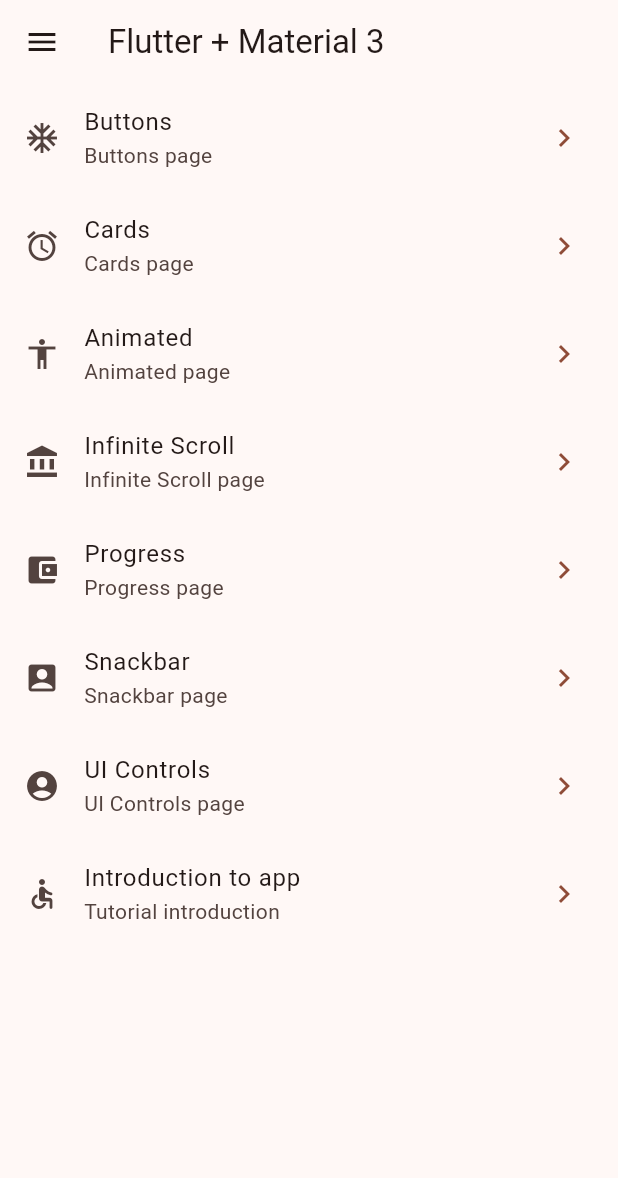
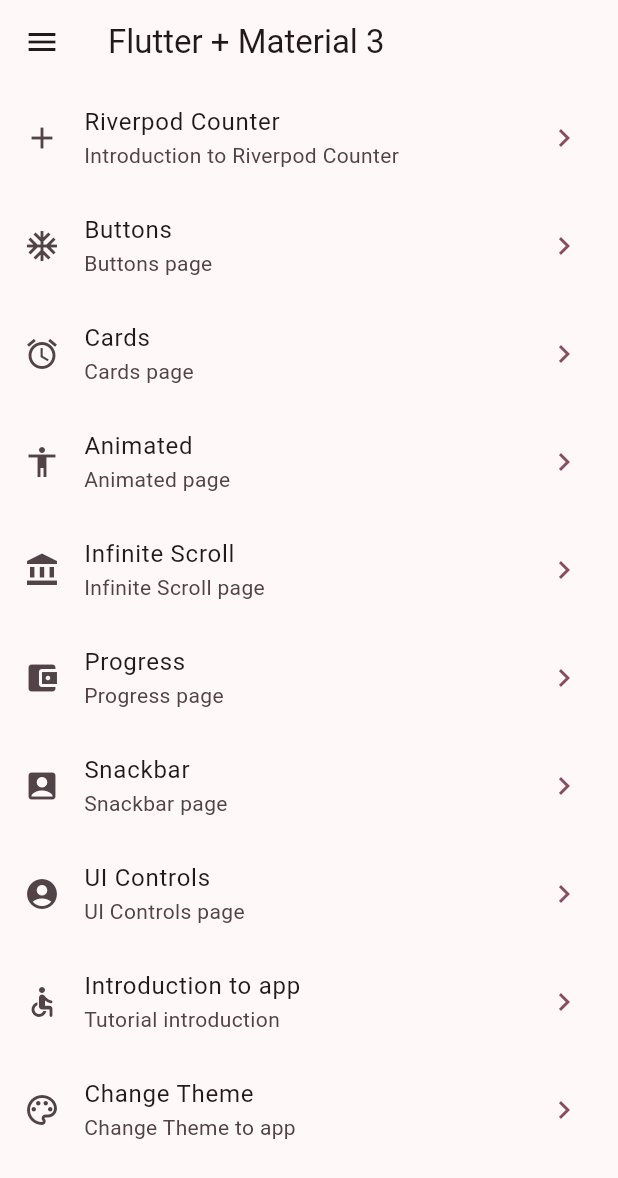
Before and after one commit to DaisyGeraldine/widgets_app, a Flutter app: the screen it shows after launch, on a phone screen of 412 x 824 dp. Shown: the top 1178 px of the screen. Run offline on Flutter 3.47's test engine with Material 2 defaults, Android fonts, the phone set to English and light mode, and no system bars; our stand-ins replace animate_do, flutter_riverpod, go_router.

Commit message:
before statenotifier

```diff
--- a/lib/config/menu/menu_item.dart
+++ b/lib/config/menu/menu_item.dart
@@ -17,6 +17,13 @@ class MenuItem {
 }
 
 const appMenuItems = <MenuItem> [
+
+  MenuItem(
+    title: 'Riverpod Counter',
+    subtitle: 'Introduction to Riverpod Counter',
+    link: '/counter-river',
+    icon: Icons.add,
+  ),
 
   MenuItem(
     title: 'Buttons',
@@ -73,6 +80,15 @@ const appMenuItems = <MenuItem> [
     icon: Icons.accessible_rounded,
   ),
 
+  MenuItem(
+    title: 'Change Theme',
+    subtitle: 'Change Theme to app',
+    link: '/theme-change',
+    icon: Icons.color_lens_outlined,
+  ),
+
+
+
 
 
   // MenuItem(
--- a/lib/config/router/app_router.dart
+++ b/lib/config/router/app_router.dart
@@ -1,5 +1,6 @@
 
 import 'package:go_router/go_router.dart';
+import 'package:widgets_app/presentation/counter/counter_screen.dart';
 import 'package:widgets_app/presentation/screens/animated/animated_screen.dart';
 import 'package:widgets_app/presentation/screens/app_tutorial/app_tutorial_screen.dart';
 import 'package:widgets_app/presentation/screens/buttons/buttons_screen.dart';
@@ -8,6 +9,7 @@ import 'package:widgets_app/presentation/screens/home/home_screen.dart';
 import 'package:widgets_app/presentation/screens/infinite_scroll/infinite_scroll.dart';
 import 'package:widgets_app/presentation/screens/progress/progress_screen.dart';
 import 'package:widgets_app/presentation/screens/snackbar/snackbar_screen.dart';
+import 'package:widgets_app/presentation/screens/theme_change/theme_change_screen.dart';
 import 'package:widgets_app/presentation/screens/ui_controls/ui_controlls_screen.dart';
 
 final appRouter = GoRouter(
@@ -65,6 +67,18 @@ final appRouter = GoRouter(
       builder: (context, state) => const AppTutorialScreen(),
     ),
 
+    GoRoute(
+      path: '/counter-river',
+      name: CounterScreen.name,
+      builder: (context, state) => const CounterScreen(),
+    ),
+
+    GoRoute(
+      path: '/theme-change',
+      name: ThemeChangeScreen.name,
+      builder: (context, state) => const ThemeChangeScreen(),
+    )
+
 
   ]
 );
--- a/lib/config/theme/app_theme.dart
+++ b/lib/config/theme/app_theme.dart
@@ -43,16 +43,21 @@ List<Color> colorList = [
 
 class Apptheme {
   final int selectedColor;
+  final bool isDarkmode;
 
   Apptheme({
     this.selectedColor = 0,
+    this.isDarkmode = false,
   }):
   assert(selectedColor >= 0, 'selectedColor must be greater or equals than 0'),
   assert(selectedColor < colorList.length, 'selectedColor must be less than ${colorList.length}');
 
   ThemeData getTheme() => ThemeData(
     useMaterial3: true,
-    brightness: Brightness.light,
+    brightness: isDarkmode ? Brightness.dark : Brightness.light,
     colorSchemeSeed: colorList[selectedColor],
+    appBarTheme: AppBarTheme(
+      centerTitle: false,
+    )
   );
 }
--- a/lib/main.dart
+++ b/lib/main.dart
@@ -1,21 +1,31 @@
 import 'package:flutter/material.dart';
+import 'package:flutter/rendering.dart';
+import 'package:flutter_riverpod/flutter_riverpod.dart';
 import 'package:widgets_app/config/router/app_router.dart';
 import 'package:widgets_app/config/theme/app_theme.dart';
+import 'package:widgets_app/presentation/providers/theme_provider.dart';
 
 void main() {
-  runApp(const MyApp());
+  runApp(ProviderScope(
+    child: const MyApp(),
+  ));
 }
 
-class MyApp extends StatelessWidget {
+class MyApp extends ConsumerWidget {
   const MyApp({super.key});
 
   // This widget is the root of your application.
   @override
-  Widget build(BuildContext context) {
+  Widget build(BuildContext context, WidgetRef ref) {
+
+    final isDarkmode = ref.watch(isDarkModeProvider);
+    final selectedColor = ref.watch(selectedColorProvider);
+
     return MaterialApp.router(
       debugShowCheckedModeBanner: false,
-      //title: 'Flutter Demo',
-      theme: Apptheme(selectedColor: 18).getTheme(),
+      title: 'Flutter Widgets',
+      debugShowMaterialGrid: false,
+      theme: Apptheme(selectedColor: selectedColor, isDarkmode: isDarkmode).getTheme(),
       // routes: {
       //   '/buttons': (context) => ButtonsScreen(),
       //   '/about': (context) => CardsScreen(),
--- /dev/null
+++ b/lib/presentation/providers/counter_provider.dart
@@ -0,0 +1,3 @@
+import 'package:flutter_riverpod/flutter_riverpod.dart';
+
+final counterProvider = StateProvider((ref) => 0);
--- /dev/null
+++ b/lib/presentation/providers/theme_provider.dart
@@ -0,0 +1,14 @@
+
+
+import 'package:flutter_riverpod/flutter_riverpod.dart';
+import 'package:widgets_app/config/theme/app_theme.dart';
+
+
+// Un sinmple boolean
+final isDarkModeProvider = StateProvider((ref) => false);
+
+// listado de colores inmutables
+final colorListProvider = Provider((ref) => colorList);
+
+//una simple int
+final selectedColorProvider = StateProvider((ref) => 0);
--- a/lib/presentation/screens/screens.dart
+++ b/lib/presentation/screens/screens.dart
@@ -1,6 +1,8 @@
 
 
 
+
+export 'package:widgets_app/presentation/counter/counter_screen.dart';
 
 export 'package:widgets_app/presentation/screens/animated/animated_screen.dart';
 export 'package:widgets_app/presentation/screens/buttons/buttons_screen.dart';
--- a/pubspec.yaml
+++ b/pubspec.yaml
@@ -32,6 +32,7 @@ dependencies:
   cupertino_icons: ^1.0.2
   flutter:
     sdk: flutter
+  flutter_riverpod: ^2.4.5
   go_router: ^12.0.0
 
 dev_dependencies:
```
Also changed, not shown: lib/presentation/counter/counter_screen.dart (added, +48 -0 lines), lib/presentation/screens/theme_change/theme_change_screen.dart (added, +76 -0 lines), pubspec.lock.
